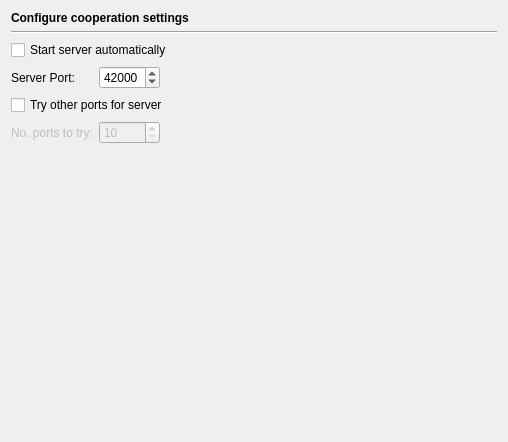
This is Preferences/ConfigurationPages/CooperationPage.ui in testmana2/test as Qt 5 draws it before an edit. The edited form follows.
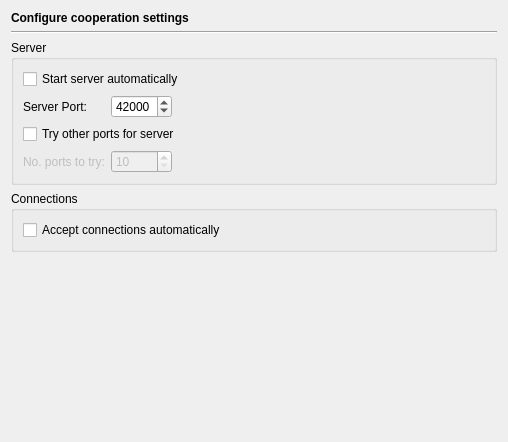
This is the edited form.

Commit message: Added functionality to cut/copy/... the chat and to interactively accept/reject connections.

Diff of the .ui file:
```diff
--- a/Preferences/ConfigurationPages/CooperationPage.ui
+++ b/Preferences/ConfigurationPages/CooperationPage.ui
@@ -13,7 +13,7 @@
   <property name="windowTitle">
    <string/>
   </property>
-  <layout class="QVBoxLayout" name="verticalLayout">
+  <layout class="QVBoxLayout" name="verticalLayout_2">
    <item>
     <widget class="QLabel" name="headerLabel">
      <property name="text">
@@ -35,6 +35,10 @@
     </widget>
    </item>
    <item>
+    <widget class="QGroupBox" name="serverGroup">
+     <property name="title">
+      <string>Server</string>
+     </property>
     <layout class="QGridLayout" name="gridLayout">
      <item row="0" column="0" colspan="3">
       <widget class="QCheckBox" name="autostartCheckBox">
@@ -79,7 +83,7 @@
        </property>
        <property name="sizeHint" stdset="0">
         <size>
-         <width>40</width>
+          <width>326</width>
          <height>20</height>
         </size>
        </property>
@@ -128,13 +132,33 @@
        </property>
        <property name="sizeHint" stdset="0">
         <size>
-         <width>40</width>
+          <width>326</width>
          <height>20</height>
         </size>
        </property>
       </spacer>
      </item>
     </layout>
+    </widget>
+   </item>
+   <item>
+    <widget class="QGroupBox" name="connectionsGroup">
+     <property name="title">
+      <string>Connections</string>
+     </property>
+     <layout class="QVBoxLayout" name="verticalLayout">
+      <item>
+       <widget class="QCheckBox" name="autoAcceptCheckBox">
+        <property name="toolTip">
+         <string>Select to accept incomming connections automatically</string>
+        </property>
+        <property name="text">
+         <string>Accept connections automatically</string>
+        </property>
+       </widget>
+      </item>
+     </layout>
+    </widget>
    </item>
    <item>
     <spacer name="verticalSpacer">
```
Lines whose indentation alone changed are shown as unchanged. The commit also changes 22 other files.
